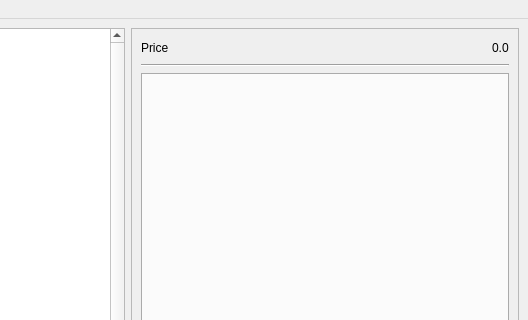
Above: source/ui/watcherWindow.ui from qrlik/MarketWatcher before the change; both pictures show x 272 to 800 and y 0 to 320 of the 800 by 600 pixel window. Below: the same form after it.
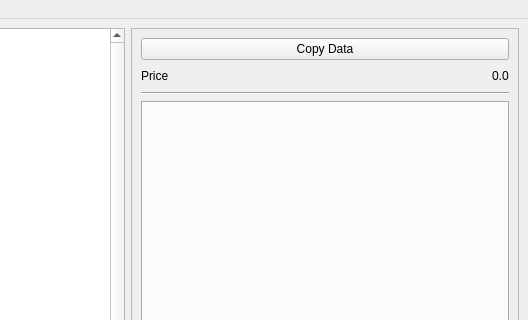
That is the form after the change.

Commit message: add data copy button

```diff
--- a/source/ui/watcherWindow.ui
+++ b/source/ui/watcherWindow.ui
@@ -54,6 +54,13 @@
          <enum>QFrame::Raised</enum>
         </property>
         <layout class="QVBoxLayout" name="verticalLayout_2">
+         <item>
+          <widget class="QPushButton" name="copyDataButton">
+           <property name="text">
+            <string>Copy Data</string>
+           </property>
+          </widget>
+         </item>
          <item>
           <layout class="QHBoxLayout" name="priceLayout">
            <item>
```
The commit also changes 3 other files.
